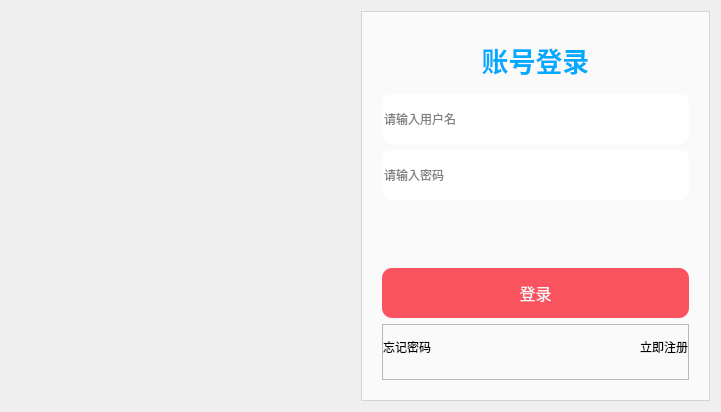
Above: src/loginpage.ui from Tom-Pitiful/MeetSystem before the change. Below: the same form after it.
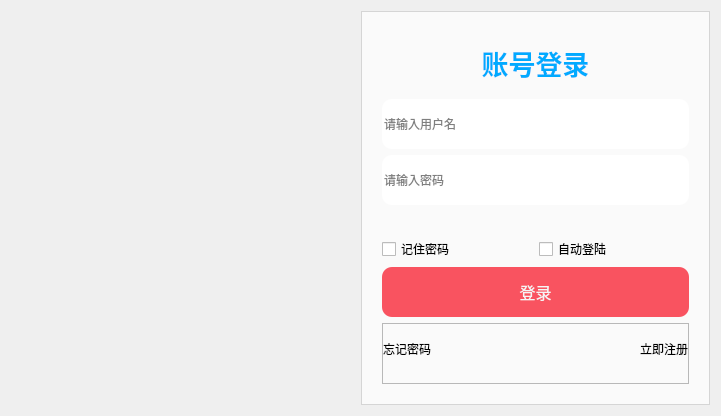
That is the form after the change. Icons and pictures are not drawn.

Commit message: 添加了记住密码和自动登陆功能

Diff of the .ui file:
```diff
--- a/src/loginpage.ui
+++ b/src/loginpage.ui
@@ -7,7 +7,7 @@
     <x>0</x>
     <y>0</y>
     <width>721</width>
-    <height>412</height>
+    <height>416</height>
    </rect>
   </property>
   <property name="windowTitle">
@@ -18,7 +18,7 @@
 	border-image: url(:/res/image/login_background.jpg);
 }</string>
   </property>
-  <layout class="QHBoxLayout" name="horizontalLayout_2">
+  <layout class="QHBoxLayout" name="horizontalLayout_3">
    <item>
     <spacer name="horizontalSpacer_2">
      <property name="orientation">
@@ -69,12 +69,40 @@
       <property name="bottomMargin">
        <number>20</number>
       </property>
+      <item row="2" column="0">
+       <widget class="QLineEdit" name="passWordLineEdit">
+        <property name="minimumSize">
+         <size>
+          <width>0</width>
+          <height>50</height>
+         </size>
+        </property>
+        <property name="echoMode">
+         <enum>QLineEdit::Password</enum>
+        </property>
+        <property name="placeholderText">
+         <string>请输入密码</string>
+        </property>
+       </widget>
+      </item>
+      <item row="1" column="0">
+       <widget class="QLineEdit" name="userNameLineEdit">
+        <property name="minimumSize">
+         <size>
+          <width>0</width>
+          <height>50</height>
+         </size>
+        </property>
+        <property name="placeholderText">
+         <string>请输入用户名</string>
+        </property>
+       </widget>
+      </item>
       <item row="0" column="0">
        <widget class="QLabel" name="label">
         <property name="font">
          <font>
           <pointsize>20</pointsize>
-          <weight>75</weight>
           <bold>true</bold>
           <underline>false</underline>
           <kerning>true</kerning>
@@ -94,40 +122,29 @@
         </property>
        </widget>
       </item>
-      <item row="4" column="0">
-       <widget class="QPushButton" name="signInPushButton">
+      <item row="3" column="0">
+       <widget class="QLabel" name="tipLabel">
         <property name="minimumSize">
          <size>
           <width>0</width>
-          <height>50</height>
+          <height>20</height>
          </size>
         </property>
-        <property name="font">
-         <font>
-          <family>Microsoft YaHei UI</family>
-          <pointsize>12</pointsize>
-         </font>
+        <property name="maximumSize">
+         <size>
+          <width>16777215</width>
+          <height>20</height>
+         </size>
         </property>
         <property name="styleSheet">
-         <string notr="true">QPushButton{
-	color: rgb(245, 245, 245);
-	border: none;
-	background-color: rgb(249,83,96);
-	border-radius: 10px;
-}
-QPushButton:hover{
-	color: rgb(245, 245, 245);
-	border: none;
-	background-color: rgb(231,75,91);
-	border-radius: 10px;
-}</string>
+         <string notr="true">color: rgb(255, 0, 0);</string>
         </property>
         <property name="text">
-         <string>登录</string>
+         <string/>
         </property>
        </widget>
       </item>
-      <item row="5" column="0">
+      <item row="8" column="0">
        <widget class="QFrame" name="frame_2">
         <property name="styleSheet">
          <string notr="true">QPushButton{
@@ -186,51 +203,57 @@
         </layout>
        </widget>
       </item>
-      <item row="1" column="0">
-       <widget class="QLineEdit" name="userNameLineEdit">
+      <item row="7" column="0">
+       <widget class="QPushButton" name="signInPushButton">
         <property name="minimumSize">
          <size>
           <width>0</width>
           <height>50</height>
          </size>
         </property>
-        <property name="placeholderText">
-         <string>请输入用户名</string>
-        </property>
-       </widget>
-      </item>
-      <item row="2" column="0">
-       <widget class="QLineEdit" name="passWordLineEdit">
-        <property name="minimumSize">
-         <size>
-          <width>0</width>
-          <height>50</height>
-         </size>
-        </property>
-        <property name="echoMode">
-         <enum>QLineEdit::Password</enum>
-        </property>
-        <property name="placeholderText">
-         <string>请输入密码</string>
-        </property>
-       </widget>
-      </item>
-      <item row="3" column="0">
-       <widget class="QLabel" name="tipLabel">
-        <property name="minimumSize">
-         <size>
-          <width>0</width>
-          <height>20</height>
-         </size>
+        <property name="font">
+         <font>
+          <family>Microsoft YaHei UI</family>
+          <pointsize>12</pointsize>
+         </font>
         </property>
         <property name="styleSheet">
-         <string notr="true">color: rgb(255, 0, 0);</string>
+         <string notr="true">QPushButton{
+	color: rgb(245, 245, 245);
+	border: none;
+	background-color: rgb(249,83,96);
+	border-radius: 10px;
+}
+QPushButton:hover{
+	color: rgb(245, 245, 245);
+	border: none;
+	background-color: rgb(231,75,91);
+	border-radius: 10px;
+}</string>
         </property>
         <property name="text">
-         <string/>
+         <string>登录</string>
         </property>
        </widget>
       </item>
+      <item row="4" column="0">
+       <layout class="QHBoxLayout" name="horizontalLayout_2">
+        <item>
+         <widget class="QCheckBox" name="savePasswdCheckBox">
+          <property name="text">
+           <string>记住密码</string>
+          </property>
+         </widget>
+        </item>
+        <item>
+         <widget class="QCheckBox" name="autoLoginCheckBox">
+          <property name="text">
+           <string>自动登陆</string>
+          </property>
+         </widget>
+        </item>
+       </layout>
+      </item>
      </layout>
     </widget>
    </item>
```
Left out of the diff: 4 changed lines with no effect on the pictures. The commit also changes 6 other files.
